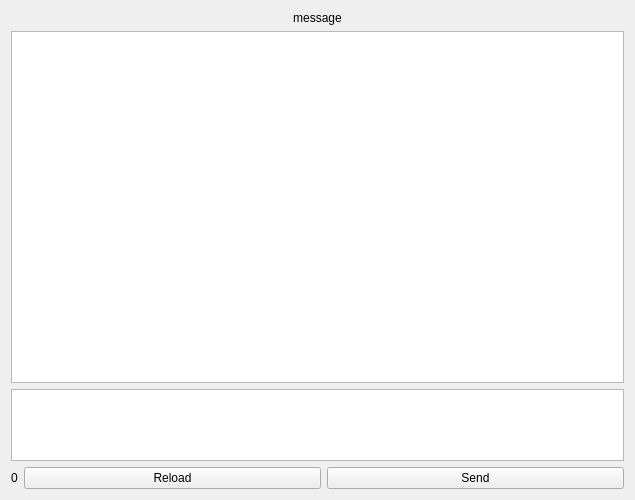
Above: commentswidget.ui from kambala-decapitator/HornAppDesktop before the change. Below: the same form after it.
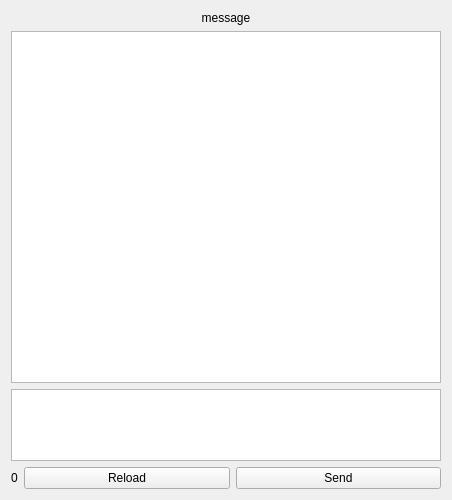
That is the form after the change.

```diff
--- a/commentswidget.ui
+++ b/commentswidget.ui
@@ -6,7 +6,7 @@
    <rect>
     <x>0</x>
     <y>0</y>
-    <width>635</width>
+    <width>452</width>
     <height>500</height>
    </rect>
   </property>
```
